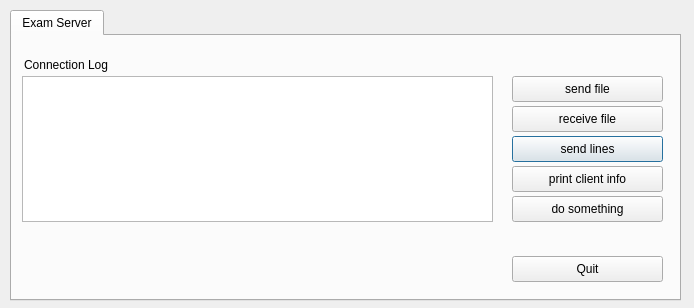
Qt form teacher.ui (valueerrorx/life-exam) before a commit.
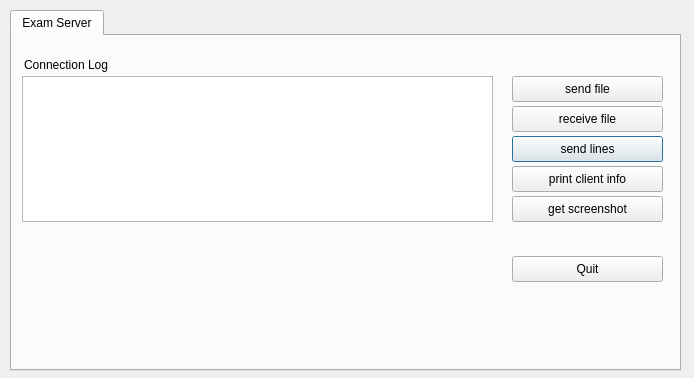
The same form after that commit. Icons and pictures are not drawn.

Commit message: teacher gui is able to fetch client screenshot now

```diff
--- a/teacher.ui
+++ b/teacher.ui
@@ -8,7 +8,7 @@
     <x>0</x>
     <y>0</y>
     <width>694</width>
-    <height>308</height>
+    <height>378</height>
    </rect>
   </property>
   <property name="sizePolicy">
@@ -35,7 +35,7 @@
      <x>10</x>
      <y>10</y>
      <width>671</width>
-     <height>291</height>
+     <height>361</height>
     </rect>
    </property>
    <property name="minimumSize">
@@ -44,12 +44,6 @@
      <height>291</height>
     </size>
    </property>
-   <property name="maximumSize">
-    <size>
-     <width>671</width>
-     <height>291</height>
-    </size>
-   </property>
    <property name="font">
     <font>
      <family>Ubuntu</family>
@@ -202,7 +196,7 @@
       </rect>
      </property>
      <property name="text">
-      <string>do something</string>
+      <string>get screenshot</string>
      </property>
     </widget>
    </widget>
```
The commit also changes 6 other files.
